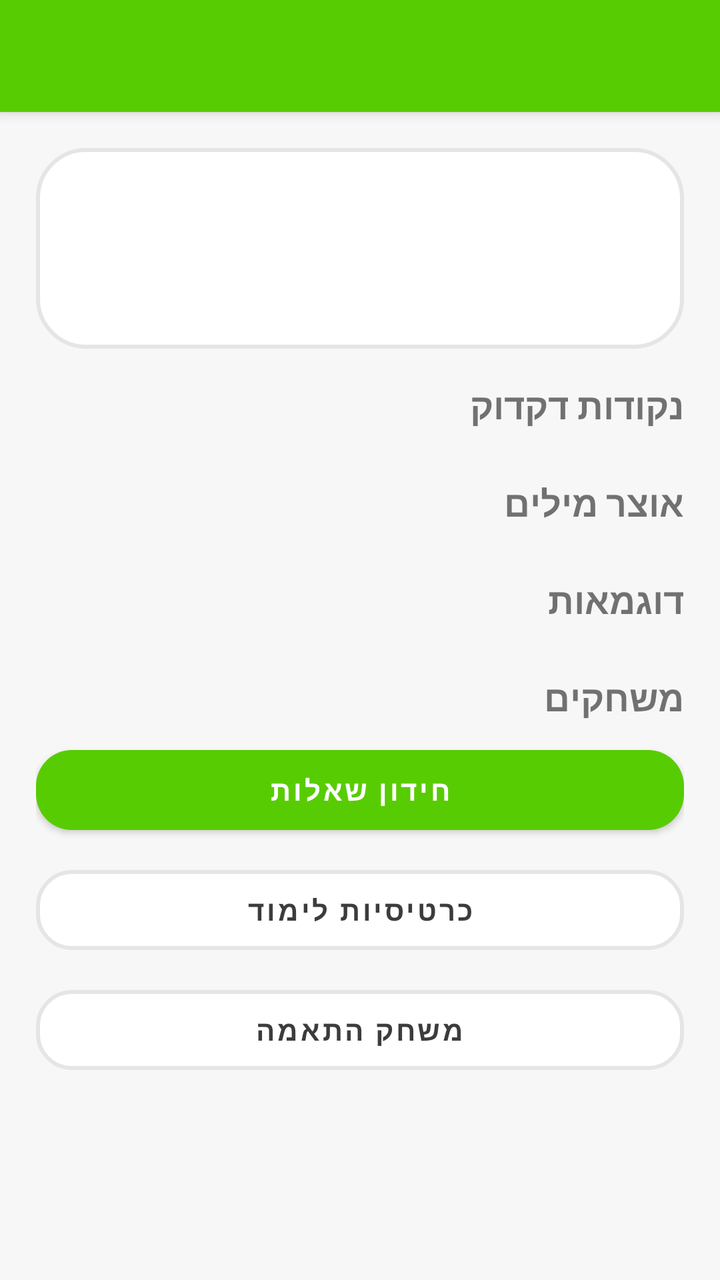
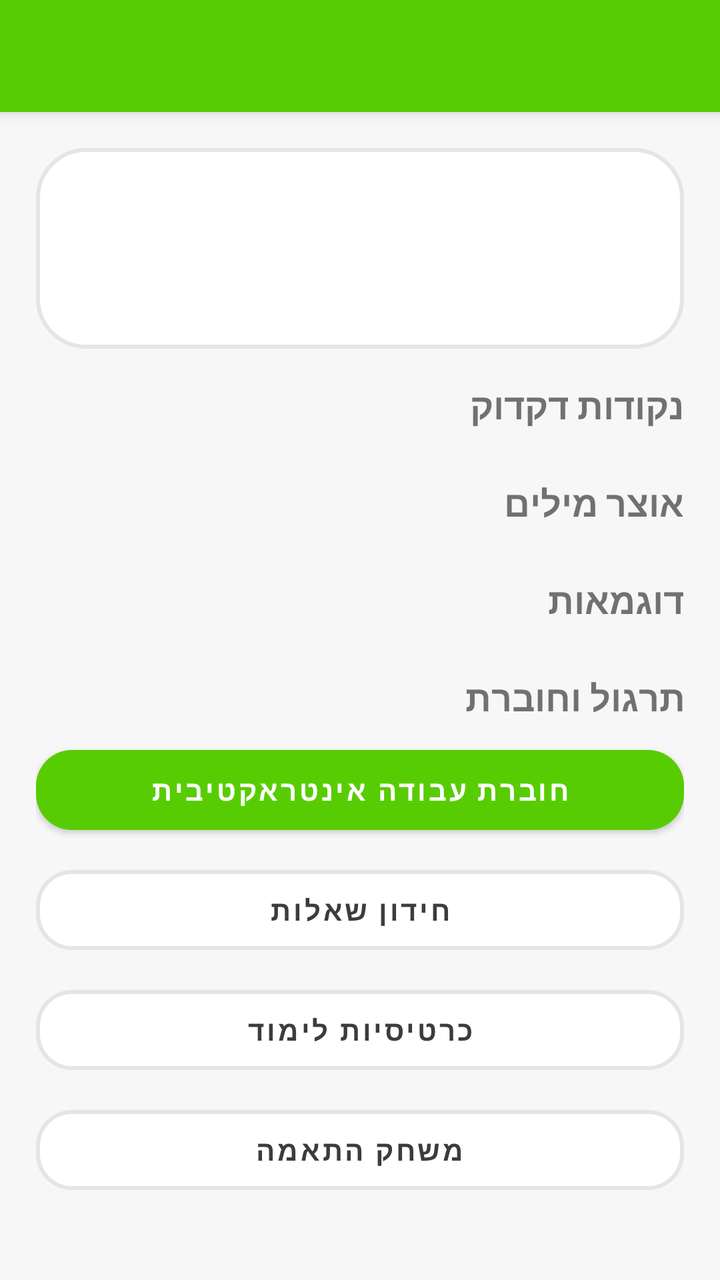

Two renders of the same Android screen: before a commit and after it. Below are the layout's source before the change and the commit's diff.
<!-- AndroidManifest.xml: application theme Theme.NihongoBeginner -->
<!-- res/layout/activity_lesson_detail.xml -->
<?xml version="1.0" encoding="utf-8"?>
<androidx.coordinatorlayout.widget.CoordinatorLayout xmlns:android="http://schemas.android.com/apk/res/android"
    xmlns:app="http://schemas.android.com/apk/res-auto"
    xmlns:tools="http://schemas.android.com/tools"
    android:layout_width="match_parent"
    android:layout_height="match_parent"
    android:background="@color/surface">

    <com.google.android.material.appbar.AppBarLayout
        android:layout_width="match_parent"
        android:layout_height="wrap_content">

        <com.google.android.material.appbar.MaterialToolbar
            android:id="@+id/toolbar"
            android:layout_width="match_parent"
            android:layout_height="?actionBarSize"
            android:background="@color/colorPrimary"
            app:titleTextColor="@android:color/white" />

    </com.google.android.material.appbar.AppBarLayout>

    <androidx.core.widget.NestedScrollView
        android:layout_width="match_parent"
        android:layout_height="match_parent"
        android:fillViewport="true"
        app:layout_behavior="@string/appbar_scrolling_view_behavior">

        <LinearLayout
            android:layout_width="match_parent"
            android:layout_height="wrap_content"
            android:orientation="vertical"
        android:padding="18dp">

            <LinearLayout
                android:layout_width="match_parent"
                android:layout_height="wrap_content"
                android:background="@drawable/bg_white_round"
                android:gravity="center"
                android:layout_marginBottom="16dp"
                android:orientation="horizontal"
                android:padding="18dp">

                <TextView
                    android:id="@+id/tvHeaderEmoji"
                    android:layout_width="wrap_content"
                    android:layout_height="wrap_content"
                    android:textSize="48sp" />

                <LinearLayout
                    android:layout_width="wrap_content"
                    android:layout_height="wrap_content"
                    android:layout_marginStart="12dp"
                    android:orientation="vertical">

                    <TextView
                        android:id="@+id/tvHeaderTitle"
                        android:layout_width="wrap_content"
                        android:layout_height="wrap_content"
                        android:textColor="@color/onSurface"
                        android:textSize="22sp"
                        android:textStyle="bold" />

                    <TextView
                        android:id="@+id/tvHeaderSubtitle"
                        android:layout_width="wrap_content"
                        android:layout_height="wrap_content"
                        android:textColor="@color/onSurfaceMuted"
                        android:textSize="14sp" />

                </LinearLayout>

            </LinearLayout>

            <TextView
                android:layout_width="match_parent"
                android:layout_height="wrap_content"
                android:text="נקודות דקדוק"
                android:textSize="18sp"
                android:textStyle="bold"
                android:layout_marginBottom="8dp" />

            <androidx.recyclerview.widget.RecyclerView
                android:id="@+id/rvGrammar"
                android:layout_width="match_parent"
                android:layout_height="wrap_content"
                android:nestedScrollingEnabled="false" />

            <TextView
                android:id="@+id/tvVocabHeader"
                android:layout_width="match_parent"
                android:layout_height="wrap_content"
                android:text="אוצר מילים"
                android:textSize="18sp"
                android:textStyle="bold"
                android:layout_marginTop="16dp"
                android:layout_marginBottom="8dp" />

            <androidx.recyclerview.widget.RecyclerView
                android:id="@+id/rvVocab"
                android:layout_width="match_parent"
                android:layout_height="wrap_content"
                android:nestedScrollingEnabled="false" />

            <TextView
                android:id="@+id/tvExamplesHeader"
                android:layout_width="match_parent"
                android:layout_height="wrap_content"
                android:text="דוגמאות"
                android:textSize="18sp"
                android:textStyle="bold"
                android:layout_marginTop="16dp"
                android:layout_marginBottom="8dp" />

            <androidx.recyclerview.widget.RecyclerView
                android:id="@+id/rvExamples"
                android:layout_width="match_parent"
                android:layout_height="wrap_content"
                android:nestedScrollingEnabled="false" />

            <TextView
                android:id="@+id/tvGamesHeader"
                android:layout_width="match_parent"
                android:layout_height="wrap_content"
                android:text="משחקים"
                android:textSize="18sp"
                android:textStyle="bold"
                android:layout_marginTop="16dp"
                android:layout_marginBottom="8dp" />

            <Button
                android:id="@+id/btnQuiz"
                style="@style/App.Button"
                android:layout_width="match_parent"
                android:layout_height="wrap_content"
                android:layout_marginBottom="8dp"
                android:text="חידון שאלות" />

            <Button
                android:id="@+id/btnFlashcards"
                style="@style/App.Button.Outlined"
                android:layout_width="match_parent"
                android:layout_height="wrap_content"
                android:layout_marginBottom="8dp"
                android:text="כרטיסיות לימוד" />

            <Button
                android:id="@+id/btnMatching"
                style="@style/App.Button.Outlined"
                android:layout_width="match_parent"
                android:layout_height="wrap_content"
                android:layout_marginBottom="8dp"
                android:text="משחק התאמה" />

            <Button
                android:id="@+id/btnNumberGame"
                style="@style/App.Button.Outlined"
                android:layout_width="match_parent"
                android:layout_height="wrap_content"
                android:layout_marginBottom="8dp"
                android:text="משחק מספרים"
                android:visibility="gone" />

            <Button
                android:id="@+id/btnSentenceBuilder"
                style="@style/App.Button.Outlined"
                android:layout_width="match_parent"
                android:layout_height="wrap_content"
                android:layout_marginBottom="8dp"
                android:text="בניית משפטים"
                android:visibility="gone" />

        </LinearLayout>

    </androidx.core.widget.NestedScrollView>

</androidx.coordinatorlayout.widget.CoordinatorLayout>
<!-- resources referenced by this layout -->
<resources>
  <color name="colorPrimary">#58CC02</color>
  <color name="onSurface">#3C3C3C</color>
  <color name="onSurfaceMuted">#777777</color>
  <color name="surface">#F7F7F7</color>
  <!-- drawable bg_white_round (drawable) -->
  <?xml version="1.0" encoding="utf-8"?>
  <shape xmlns:android="http://schemas.android.com/apk/res/android">
      <solid android:color="@color/white" />
      <stroke
          android:width="2dp"
          android:color="@color/dividerSoft" />
      <corners android:radius="24dp" />
  </shape>
  <style name="App.Button" parent="Widget.MaterialComponents.Button">
          <item name="cornerRadius">18dp</item>
          <item name="android:minHeight">52dp</item>
          <item name="android:textAllCaps">false</item>
          <item name="android:textStyle">bold</item>
          <item name="backgroundTint">@color/colorPrimary</item>
          <item name="android:textColor">@color/white</item>
      </style>
  <style name="App.Button.Outlined" parent="Widget.MaterialComponents.Button.OutlinedButton">
          <item name="cornerRadius">18dp</item>
          <item name="android:minHeight">52dp</item>
          <item name="android:textAllCaps">false</item>
          <item name="android:textStyle">bold</item>
          <item name="strokeColor">@color/dividerSoft</item>
          <item name="strokeWidth">2dp</item>
          <item name="backgroundTint">@color/white</item>
          <item name="android:textColor">@color/onSurface</item>
      </style>
  <style name="Theme.NihongoBeginner" parent="Theme.MaterialComponents.DayNight.DarkActionBar">
          <item name="colorPrimary">@color/colorPrimary</item>
          <item name="colorPrimaryVariant">@color/colorPrimaryVariant</item>
          <item name="colorOnPrimary">@color/colorOnPrimary</item>
          <item name="colorSecondary">@color/colorSecondary</item>
          <item name="colorOnSecondary">@color/colorOnSecondary</item>
          <item name="android:colorBackground">@color/background</item>
          <item name="colorSurface">@color/surface</item>
          <item name="colorOnSurface">@color/onSurface</item>
          <item name="materialButtonStyle">@style/App.Button</item>
          <item name="windowActionBar">false</item>
          <item name="windowNoTitle">true</item>
          <item name="android:windowSoftInputMode">adjustResize</item>
      </style>
  <color name="white">#FFFFFF</color>
  <color name="dividerSoft">#E5E5E5</color>
  <color name="colorPrimaryVariant">#89E219</color>
  <color name="colorOnPrimary">#FFFFFF</color>
  <color name="colorSecondary">#1CB0F6</color>
  <color name="colorOnSecondary">#FFFFFF</color>
  <color name="background">#F7F7F7</color>
</resources>

<!-- the commit's change to res/layout/activity_lesson_detail.xml (unified diff, before → after) -->
@@ -121,15 +121,23 @@
                 android:id="@+id/tvGamesHeader"
                 android:layout_width="match_parent"
                 android:layout_height="wrap_content"
-                android:text="משחקים"
+                android:text="תרגול וחוברת"
                 android:textSize="18sp"
                 android:textStyle="bold"
                 android:layout_marginTop="16dp"
                 android:layout_marginBottom="8dp" />
 
             <Button
+                android:id="@+id/btnWorkbook"
+                style="@style/App.Button"
+                android:layout_width="match_parent"
+                android:layout_height="wrap_content"
+                android:layout_marginBottom="8dp"
+                android:text="חוברת עבודה אינטראקטיבית" />
+
+            <Button
                 android:id="@+id/btnQuiz"
-                style="@style/App.Button"
+                style="@style/App.Button.Outlined"
                 android:layout_width="match_parent"
                 android:layout_height="wrap_content"
                 android:layout_marginBottom="8dp"
